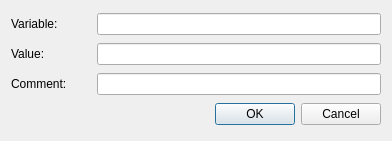
Old version of the form src/variabledialog.ui in the repository loimu/zeit.
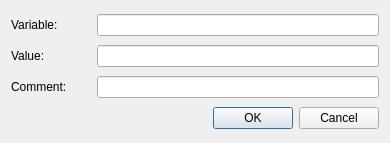
New version of the form.

Commit message: zeit: VariableDialog refactored

```diff
--- a/src/variabledialog.ui
+++ b/src/variabledialog.ui
@@ -1,13 +1,13 @@
 <?xml version="1.0" encoding="UTF-8"?>
 <ui version="4.0">
  <class>VariableDialog</class>
- <widget class="QDialog" name="VariableDialog">
+ <widget class="QWidget" name="VariableDialog">
   <property name="geometry">
    <rect>
     <x>0</x>
     <y>0</y>
-    <width>392</width>
-    <height>141</height>
+    <width>390</width>
+    <height>143</height>
    </rect>
   </property>
   <property name="windowTitle">
```
Left out of the diff: 35 changed lines with no effect on the pictures. The commit also changes 4 other files.
